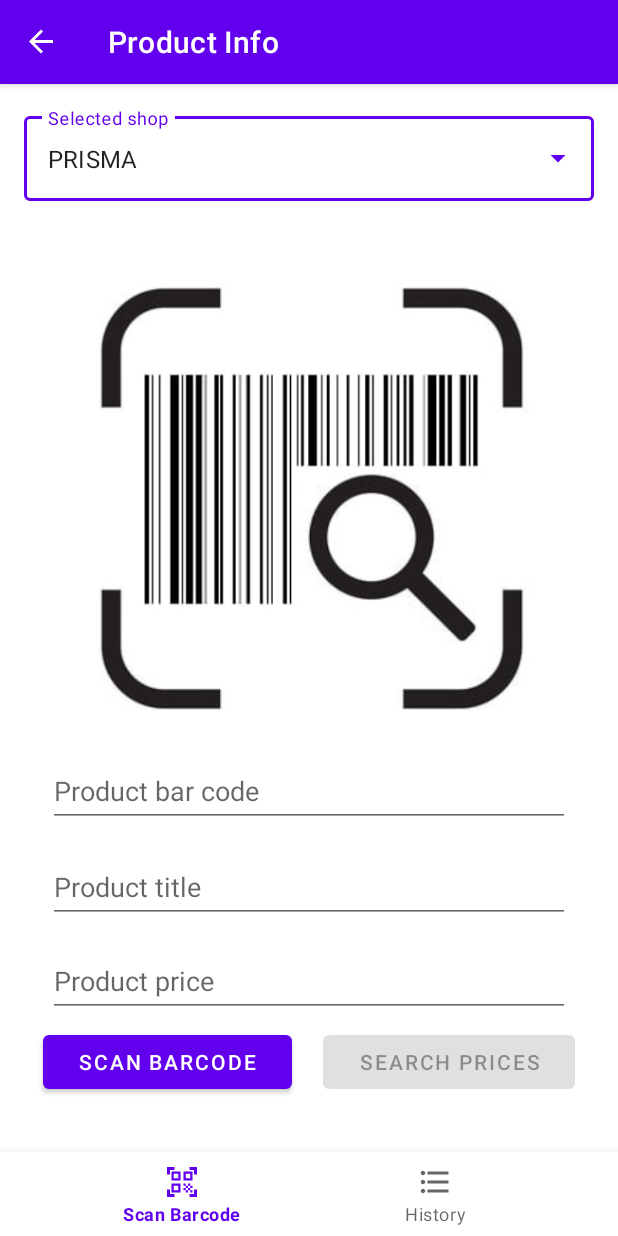
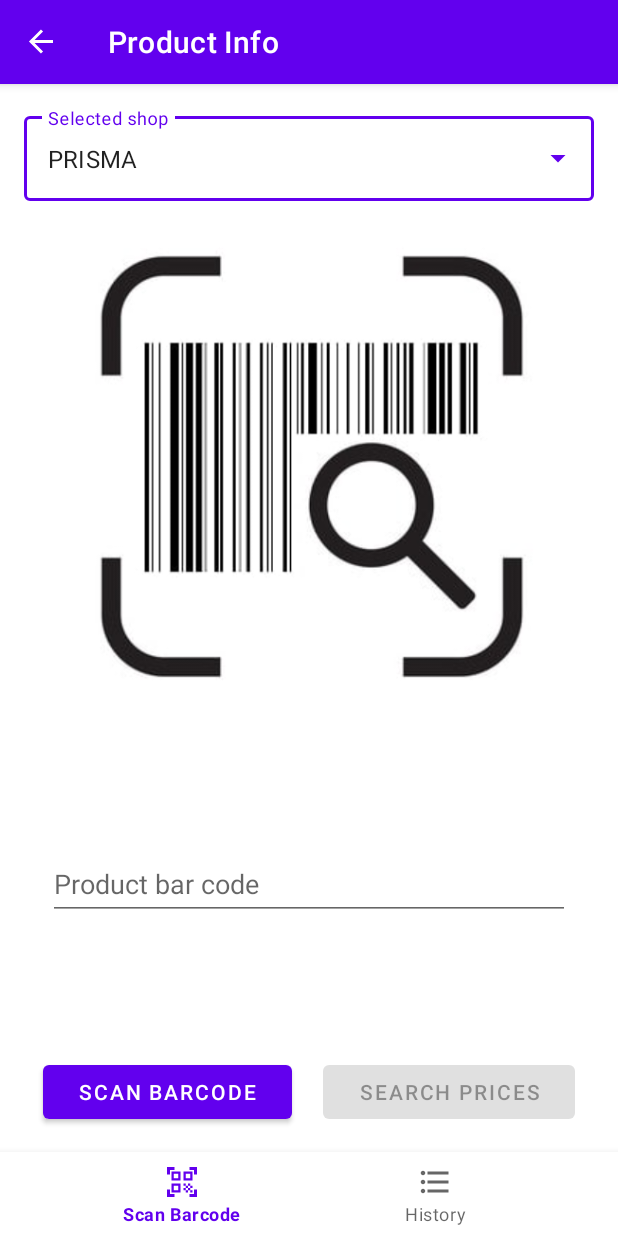
Before and after one commit to karl-martin-karno/Inflation-IRL, an Android app: the screen it shows after launch (MainActivity), on a phone screen of 412 x 824 dp. Run offline under Robolectric (Android 15) with nearby library versions, the phone set to English and light mode, and no system bars; our stand-ins replace Firebase (no records; nobody signed in at launch, a user with empty details on screens opened directly), navigation-ui; libraries missing offline, so code that uses them is left out: com.google.mlkit.vision.

Commit message:
Move showing info from barcode scanner view to product info view

```diff
--- a/app/src/main/res/layout/fragment_scan_barcode.xml
+++ b/app/src/main/res/layout/fragment_scan_barcode.xml
@@ -37,13 +37,12 @@
         android:layout_width="wrap_content"
         android:layout_height="324dp"
         android:layout_marginStart="16dp"
+        android:layout_marginTop="16dp"
         android:layout_marginEnd="16dp"
         android:contentDescription="@string/picture_of_the_product_label"
-        app:layout_constraintBottom_toTopOf="@+id/scan_barcode_button"
         app:layout_constraintEnd_toEndOf="parent"
         app:layout_constraintStart_toStartOf="parent"
         app:layout_constraintTop_toBottomOf="@+id/textInputLayout2"
-        app:layout_constraintVertical_bias="0.166"
         app:srcCompat="@drawable/scan_barcode"
         tools:srcCompat="@drawable/scan_barcode" />
 
@@ -52,7 +51,7 @@
         android:layout_width="wrap_content"
         android:layout_height="wrap_content"
         android:layout_marginStart="8dp"
-        android:layout_marginBottom="36dp"
+        android:layout_marginBottom="16dp"
         android:paddingLeft="24dp"
         android:paddingRight="24dp"
         android:text="@string/scan_barcode"
@@ -67,7 +66,7 @@
         android:layout_width="wrap_content"
         android:layout_height="wrap_content"
         android:layout_marginEnd="8dp"
-        android:layout_marginBottom="36dp"
+        android:layout_marginBottom="16dp"
         android:paddingLeft="24dp"
         android:paddingRight="24dp"
         android:text="@string/search_prices"
@@ -81,52 +80,19 @@
         android:layout_width="match_parent"
         android:layout_height="wrap_content"
         android:layout_marginStart="32dp"
-        android:layout_marginTop="8dp"
+        android:layout_marginTop="16dp"
         android:layout_marginEnd="32dp"
+        android:layout_marginBottom="16dp"
         android:autofillHints="productTitle"
         android:ems="10"
         android:hint="@string/product_bar_code"
         android:inputType="number"
         android:minHeight="48dp"
+        app:layout_constraintBottom_toTopOf="@+id/scan_barcode_button"
         app:layout_constraintEnd_toEndOf="parent"
         app:layout_constraintHorizontal_bias="1.0"
         app:layout_constraintStart_toStartOf="parent"
         app:layout_constraintTop_toBottomOf="@+id/productLabelImageView" />
 
-    <EditText
-        android:id="@+id/productTitleEditText"
-        android:layout_width="match_parent"
-        android:layout_height="wrap_content"
-        android:layout_marginStart="32dp"
-        android:layout_marginTop="72dp"
-        android:layout_marginEnd="32dp"
-        android:autofillHints="productTitle"
-        android:ems="10"
-        android:hint="@string/product_title"
-        android:inputType="textPersonName"
-        android:minHeight="48dp"
-        app:layout_constraintEnd_toEndOf="parent"
-        app:layout_constraintHorizontal_bias="0.0"
-        app:layout_constraintStart_toStartOf="parent"
-        app:layout_constraintTop_toBottomOf="@+id/productLabelImageView" />
-
-    <EditText
-        android:id="@+id/productPriceEditText"
-        android:layout_width="match_parent"
-        android:layout_height="wrap_content"
-        android:layout_marginStart="32dp"
-        android:layout_marginTop="8dp"
-        android:layout_marginEnd="32dp"
-        android:autofillHints="productPrice"
-        android:ems="10"
-        android:hint="@string/product_price"
-        android:inputType="textPersonName"
-        android:minHeight="48dp"
-        app:layout_constraintBottom_toTopOf="@+id/scan_barcode_button"
-        app:layout_constraintEnd_toEndOf="parent"
-        app:layout_constraintHorizontal_bias="0.189"
-        app:layout_constraintStart_toStartOf="parent"
-        app:layout_constraintTop_toBottomOf="@+id/productTitleEditText" />
-
 
 </androidx.constraintlayout.widget.ConstraintLayout>
--- a/app/src/main/res/navigation/scan_barcode.xml
+++ b/app/src/main/res/navigation/scan_barcode.xml
@@ -9,5 +9,14 @@
         android:id="@+id/scanBarcodeFragment"
         android:name="com.example.inflation_irl.views.ScanBarcodeFragment"
         android:label="Product Info"
-        tools:layout="@layout/fragment_scan_barcode" />
+        tools:layout="@layout/fragment_scan_barcode" >
+        <action
+            android:id="@+id/action_scanBarcodeFragment_to_productInfoFragment2"
+            app:destination="@id/productInfoFragment2" />
+    </fragment>
+    <fragment
+        android:id="@+id/productInfoFragment2"
+        android:name="com.example.inflation_irl.views.ProductInfoFragment"
+        android:label="fragment_product_info"
+        tools:layout="@layout/fragment_product_info" />
 </navigation>
```
Also changed, not shown: app/src/main/java/com/example/inflation_irl/views/ProductInfoFragment.kt (+28 -6 lines), app/src/main/java/com/example/inflation_irl/views/ScanBarcodeFragment.kt (+23 -44 lines), app/src/main/res/layout/fragment_product_info.xml (+40 -21 lines).
